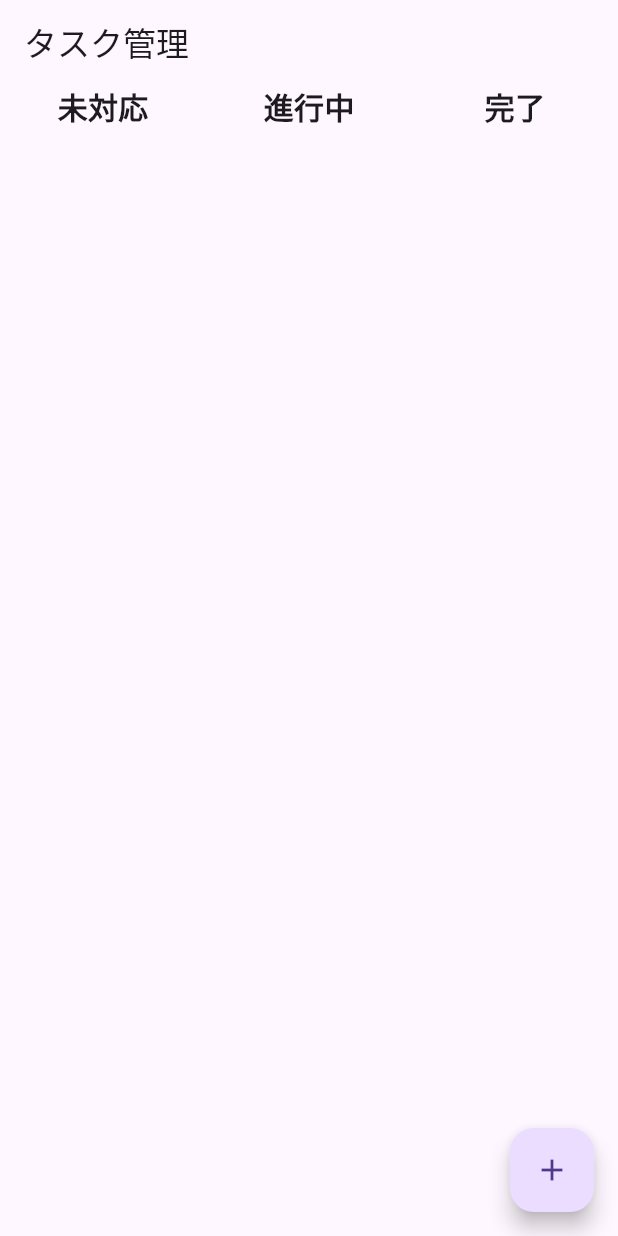
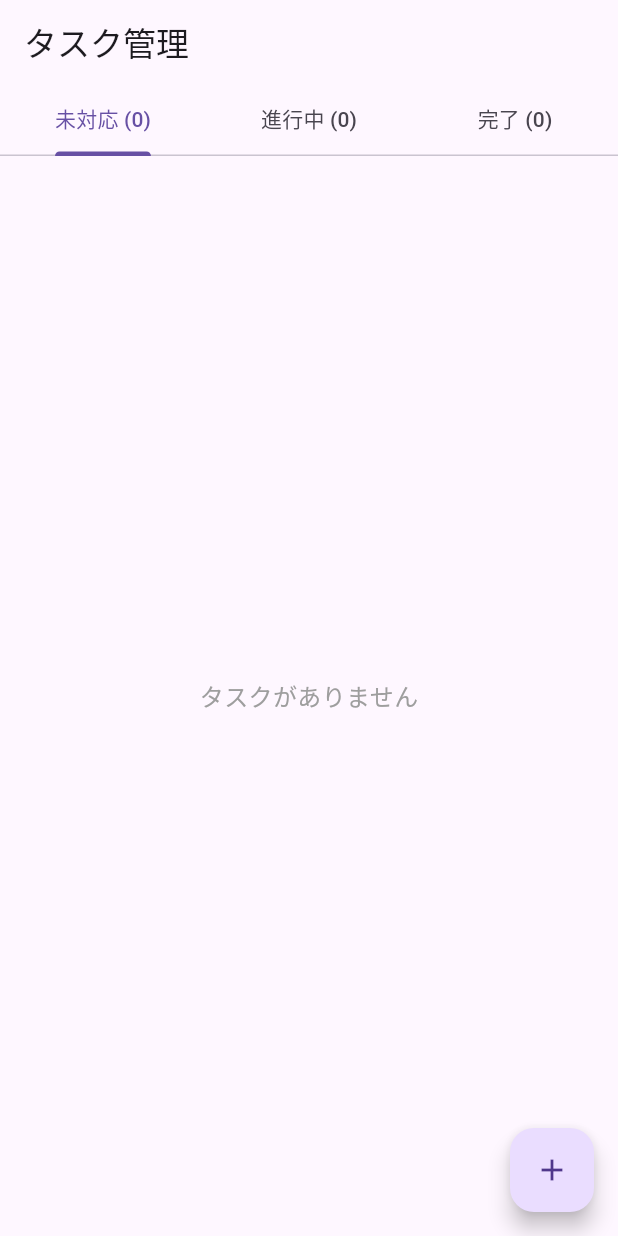
Before and after one commit to high6430/task-manager-app, a Flutter app: the screen it shows after launch, on a phone screen of 412 x 824 dp. Run offline on Flutter 3.47's test engine with Material 3 defaults, Android fonts, the phone set to English and light mode, and no system bars; our stand-ins replace shared_preferences.

Commit message:
機能追加: タブUIを実装、レイアウト問題を解決

```diff
--- a/lib/screens/task_board_screen.dart
+++ b/lib/screens/task_board_screen.dart
@@ -9,15 +9,24 @@ class TaskBoardScreen extends StatefulWidget {
   _TaskBoardScreenState createState() => _TaskBoardScreenState();
 }
 
-class _TaskBoardScreenState extends State<TaskBoardScreen> {
+class _TaskBoardScreenState extends State<TaskBoardScreen> with SingleTickerProviderStateMixin {
   List<Task> todoTasks = [];
   List<Task> doingTasks = [];
   List<Task> doneTasks = [];
 
+  late TabController _tabController;
+
   @override
   void initState() {
     super.initState();
+    _tabController = TabController(length: 3, vsync: this);
     _loadTasks();
+  }
+
+  @override
+  void dispose() {
+    _tabController.dispose();
+    super.dispose();
   }
 
   Future<void> _loadTasks() async {
@@ -52,37 +61,39 @@ class _TaskBoardScreenState extends State<TaskBoardScreen> {
     );
   }
 
-  Widget buildTaskColumn(String title, List<Task> tasks) {
+  Widget _buildTaskList(List<Task> tasks, String columnName) {
     tasks.sort((a, b) => a.deadline.compareTo(b.deadline));
 
-    return Expanded(
-      child: Column(
-        children: [
-          Text(
-            title,
-            style: TextStyle(fontSize: 20, fontWeight: FontWeight.bold),
+    if (tasks.isEmpty) {
+      return Center(
+        child: Text(
+          'タスクがありません',
+          style: TextStyle(fontSize: 16, color: Colors.grey),
         ),
-          Expanded(
-            child: ListView.builder(
+      );
+    }
+
+    return ListView.builder(
+      padding: EdgeInsets.all(8),
       itemCount: tasks.length,
       itemBuilder: (context, index) {
         final task = tasks[index];
         return TaskCard(
           task: task,
-                  currentColumn: title,
+          currentColumn: columnName,
           onDelete: () {
             setState(() {
-                      if (title == "未対応") {
+              if (columnName == "未対応") {
                 todoTasks.remove(task);
-                      } else if (title == "進行中") {
+              } else if (columnName == "進行中") {
                 doingTasks.remove(task);
-                      } else if (title == "完了") {
+              } else if (columnName == "完了") {
                 doneTasks.remove(task);
               }
               _saveTasks();
             });
           },
-                  onMoveToTodo: title == "進行中"
+          onMoveToTodo: columnName == "進行中"
               ? () {
                   setState(() {
                     doingTasks.remove(task);
@@ -92,10 +103,10 @@ class _TaskBoardScreenState extends State<TaskBoardScreen> {
                   });
                 }
               : null,
-                  onMoveToDoing: (title == "未対応" || title == "完了")
+          onMoveToDoing: (columnName == "未対応" || columnName == "完了")
               ? () {
                   setState(() {
-                            if (title == "未対応") {
+                    if (columnName == "未対応") {
                       todoTasks.remove(task);
                     } else {
                       doneTasks.remove(task);
@@ -106,7 +117,7 @@ class _TaskBoardScreenState extends State<TaskBoardScreen> {
                   });
                 }
               : null,
-                  onMoveToDone: title == "進行中"
+          onMoveToDone: columnName == "進行中"
               ? () {
                   setState(() {
                     doingTasks.remove(task);
@@ -118,22 +129,29 @@ class _TaskBoardScreenState extends State<TaskBoardScreen> {
               : null,
         );
       },
-            ),
-          ),
-        ],
-      ),
     );
   }
 
   @override
   Widget build(BuildContext context) {
     return Scaffold(
-      appBar: AppBar(title: Text("タスク管理")),
-      body: Row(
+      appBar: AppBar(
+        title: Text("タスク管理"),
+        bottom: TabBar(
+          controller: _tabController,
+          tabs: [
+            Tab(text: "未対応 (${todoTasks.length})"),
+            Tab(text: "進行中 (${doingTasks.length})"),
+            Tab(text: "完了 (${doneTasks.length})"),
+          ],
+        ),
+      ),
+      body: TabBarView(
+        controller: _tabController,
         children: [
-          buildTaskColumn("未対応", todoTasks),
-          buildTaskColumn("進行中", doingTasks),
-          buildTaskColumn("完了", doneTasks),
+          _buildTaskList(todoTasks, "未対応"),
+          _buildTaskList(doingTasks, "進行中"),
+          _buildTaskList(doneTasks, "完了"),
         ],
       ),
       floatingActionButton: FloatingActionButton(
```
Lines whose indentation alone changed are shown as unchanged.
